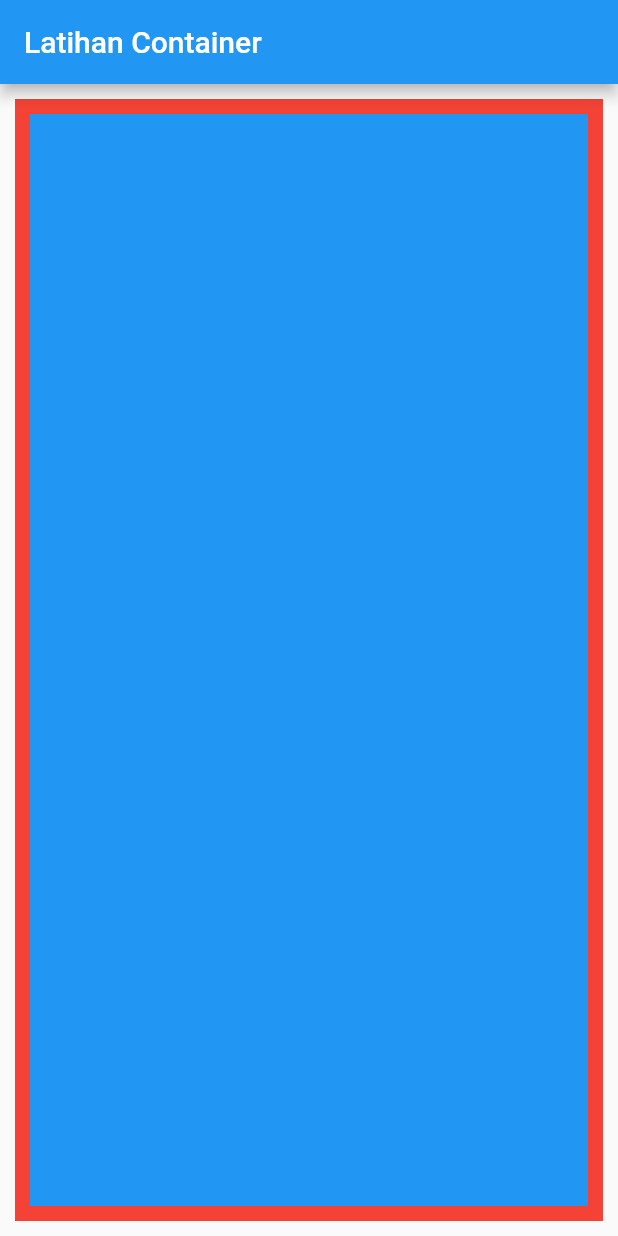
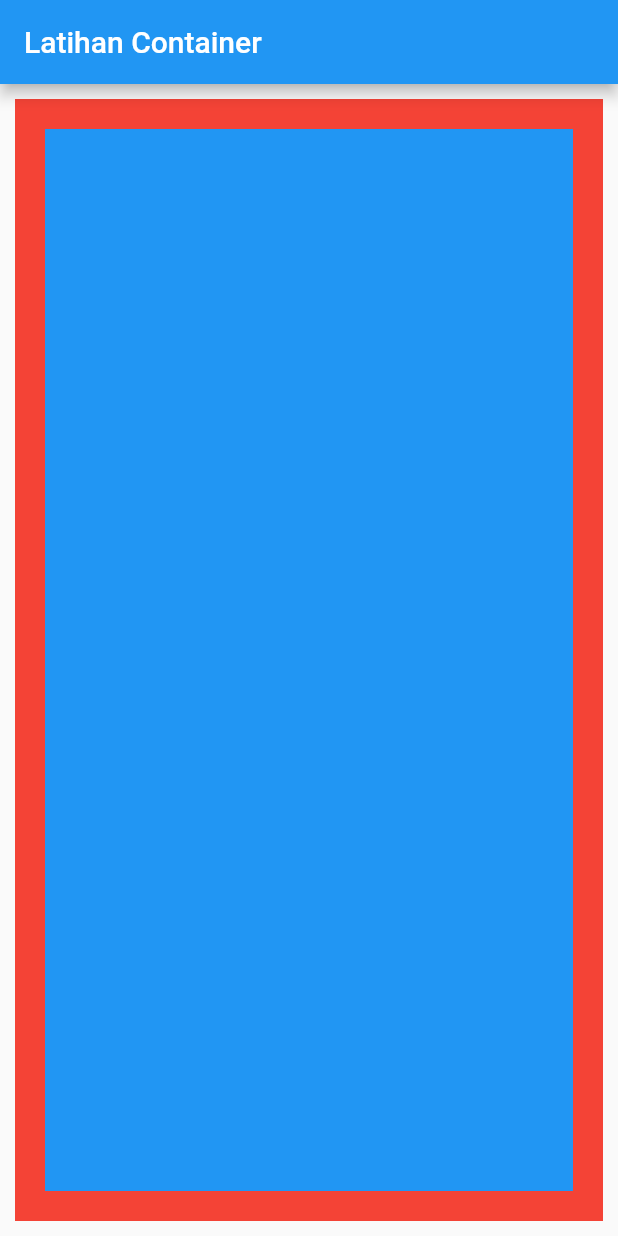
Before and after one commit to feyto81/learn-flutter-container, a Flutter app: the screen it shows after launch, on a phone screen of 412 x 824 dp. Run offline on Flutter 3.47's test engine with Material 2 defaults, Android fonts, the phone set to English and light mode, and no system bars.

Commit message:
padding in container red and blue

```diff
--- a/lib/main.dart
+++ b/lib/main.dart
@@ -15,7 +15,7 @@ class MyApp extends StatelessWidget {
         body: Container(
           color: Colors.red,
           margin: EdgeInsets.all(10),
-          // padding: EdgeInsets.all(10),
+          padding: EdgeInsets.all(10),
           child: Container(
             color: Colors.blue,
             margin: EdgeInsets.all(10),
```
